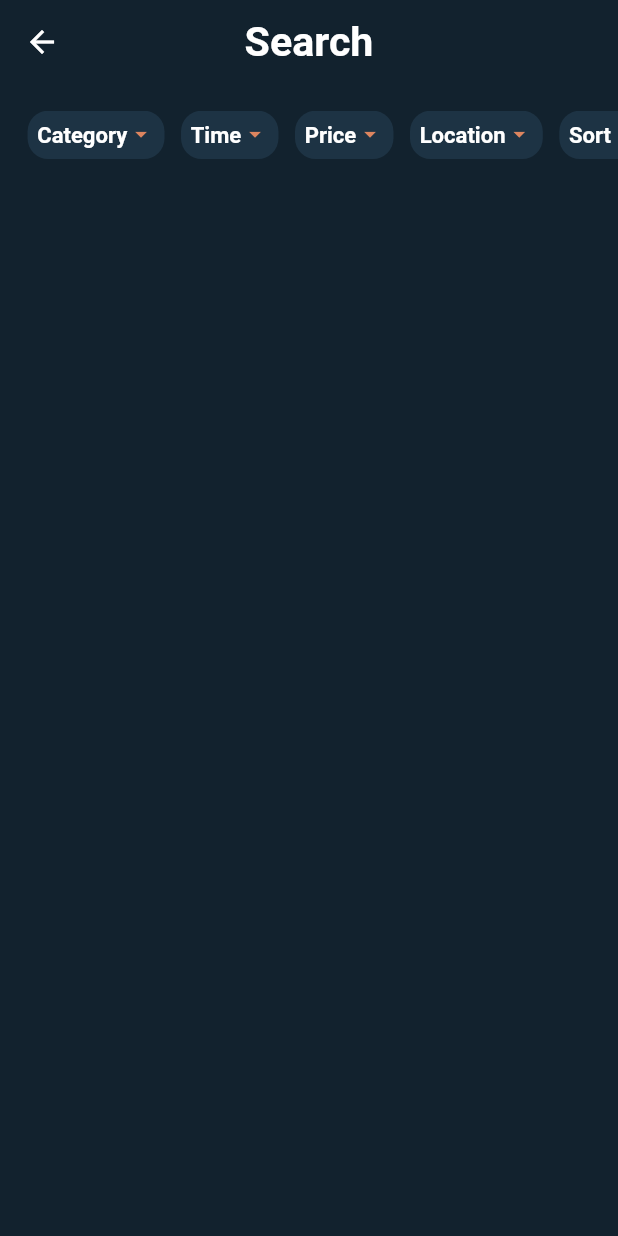
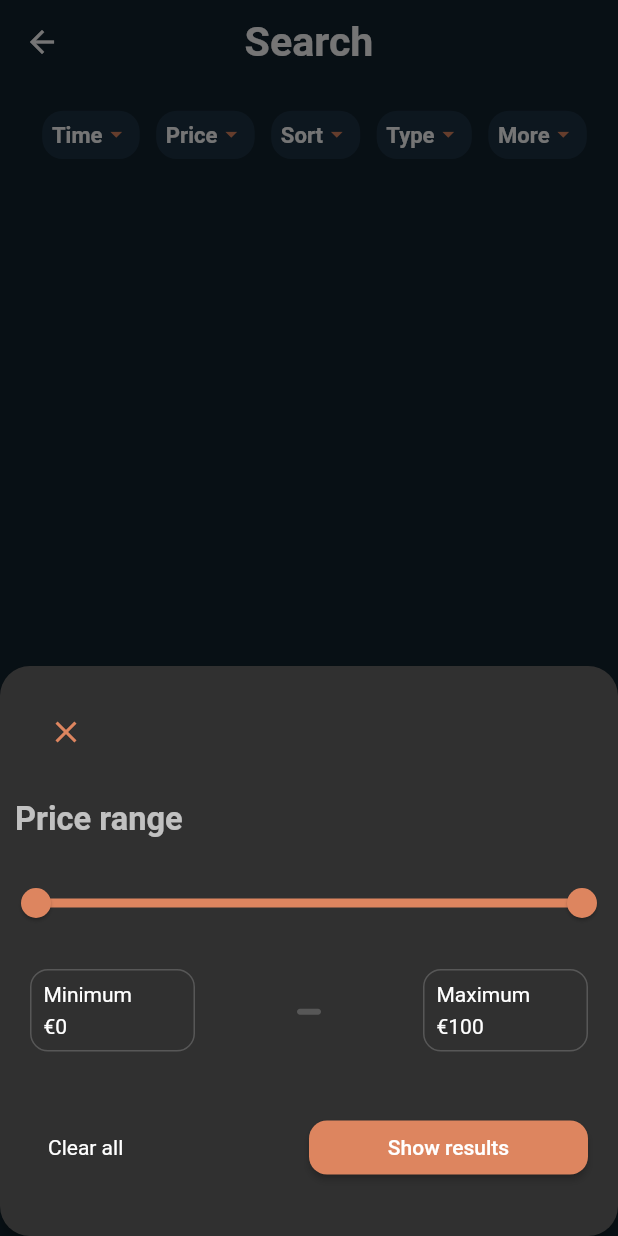
Before and after one commit to Qaiser926/main, a Flutter app: the SearchPage screen opened by its route, after a tap on "Price", on a phone screen of 412 x 824 dp. Run offline on Flutter 3.47's test engine with Material 2 defaults, Android fonts, the phone set to English and light mode, and no system bars; our stand-ins replace carousel_slider, flutter_map, flutter_screenutil, flutter_svg, freezed_annotation, geolocator and 7 more; missing offline and left inert: add_2_calendar, amplify_api, amplify_flutter, instant, maps_launcher; generated files the repository leaves out were written again.

Commit message:
implemented dynamic categorization in appbar

```diff
--- a/lib/config/routes/pages.dart
+++ b/lib/config/routes/pages.dart
@@ -12,6 +12,6 @@ class Pages {
     Routes.homeScreenRoute: (context) => const EventDetail(),
     Routes.detailedEventRoute: (context) => const EventDetail(),
     Routes.favouriteRoute: (context) => const FavouritePage(),
-    Routes.searchRoute: (context) => const SearchPage(),
+    Routes.searchRoute: (context) => SearchPage(),
   };
 }
--- a/lib/core/search/search.dart
+++ b/lib/core/search/search.dart
@@ -37,48 +37,44 @@
 //   }
 // }
 
-import 'dart:convert';
-import 'package:amplify_api/amplify_api.dart';
 import 'package:flutter/material.dart';
+import 'package:provider/provider.dart';
+import '../../utils/services/search_notifier.dart';
+import '../../widgets/filter_related/dropdown_appbar.dart';
 
-import '../../modules/models/favourite_event_and_activity/favourite_events_and_activities.dart';
-
-import '../../utils/services/rest-api/rest_api_service.dart';
-
-import '../../widgets/dropdown_appbar.dart';
-import '../../widgets/splash_screen.dart';
-
-
-class SearchPage extends StatefulWidget {
-  const SearchPage({Key? key}) : super(key: key);
-
-  @override
-  State<SearchPage> createState() => _SearchPageState();
-}
-
-class _SearchPageState extends State<SearchPage>
-    {
-
+class SearchPage extends StatelessWidget {
   late Future<Object> future;
-
-
-  @override
-  void initState() {
-    super.initState();
-
-  }
 
   @override
   Widget build(BuildContext context) {
+    return SafeArea(
+      child: MultiProvider(
+          providers: [
+            // TODO initialize price range with max price
+            ChangeNotifierProvider.value(
+              value: SearchNotifier(priceRange: RangeValues(0, 100)),
+            )
+          ],
+          builder:(context,child){return  Scaffold(
+            primary: true,
+            appBar: DropDownAppBar(context: context, appBarTitle: "Search"),
+            // here the category pictures
+            body: getSearchScreen(),
+          );}),
+    );
+  }
 
-
-              return SafeArea(
-                child: Scaffold(
-                    primary: true,
-                    appBar: DropDownAppBar(context: context, appBarTitle: "Search"),
-                    // here the category pictures
-                    body: SizedBox(height: 100,)),
-              );
-
+  Widget getSearchScreen() {
+    return Consumer<SearchNotifier>(builder: (context, model, child) {
+      if (model.showSearchResults) {
+        // differentiate here between search results (show different screen if nothing was found)
+        return Text("${model.getPriceRange.toString()}");
+      } else {
+        // here the category screen in the beginning
+        return SizedBox(
+          height: 100,
+        );
+      }
+    });
   }
 }
--- /dev/null
+++ b/lib/utils/services/search_notifier.dart
@@ -0,0 +1,47 @@
+import 'package:flutter/cupertino.dart';
+import 'package:flutter/material.dart';
+
+class SearchNotifier extends ChangeNotifier {
+  late RangeValues defaultpriceRange;
+  late RangeValues priceRange;
+  bool defaultSearchResults = false;
+  bool showSearchResults = false;
+
+  bool priceFilterActivated = false;
+  bool showCategoryFilter = false;
+
+
+  SearchNotifier(
+      {required priceRange}){
+    this.priceRange = this.defaultpriceRange = priceRange;
+  }
+
+  RangeValues get getPriceRange => priceRange;
+  bool get getSearchResults => showSearchResults;
+
+
+  void changePriceRange({required RangeValues priceRange}) {
+    this.priceRange = priceRange;
+    showSearchResults = true;
+    priceFilterActivated = true;
+    showCategoryFilter = true;
+
+    notifyListeners();
+  }
+
+    // depreciated
+  void activateShowSearchResults() {
+    showSearchResults = true;
+    notifyListeners();
+  }
+
+  void backToDefault({showCategoryFilterReset = true}){
+    priceRange = defaultpriceRange;
+    showSearchResults = defaultSearchResults;
+    priceFilterActivated = false;
+    if (showCategoryFilterReset){
+      showCategoryFilter = false;
+    }
+    notifyListeners();
+  }
+}
--- a/lib/widgets/dropdown_appbar.dart
+++ /dev/null
@@ -1,29 +0,0 @@
-import 'package:flutter/material.dart';
-import 'package:flutter_screenutil/flutter_screenutil.dart';
-import 'package:othia/widgets/dropdown_bar.dart';
-
-import '../../../config/themes/theme_config.dart';
-import '../../../constants/colors.dart';
-import '../../../utils/ui/ui_utils.dart';
-import 'package:flutter_gen/gen_l10n/app_localizations.dart';
-
-class DropDownAppBar extends AppBar {
-  final String appBarTitle;
-  final BuildContext context;
-
-  DropDownAppBar(
-      {
-        required this.appBarTitle,
-        required this.context,
-        super.key})
-      : super(
-    title: Text(appBarTitle),
-    elevation: 0,
-    bottom: PreferredSize(
-      preferredSize: const Size(double.infinity, 50),
-
-        child: buildDropdownBar(context: context),
-      ),
-
-  );
-}
--- a/lib/widgets/dropdown_bar.dart
+++ /dev/null
@@ -1,77 +0,0 @@
-import 'package:flutter/cupertino.dart';
-import 'package:flutter/material.dart';
-import 'package:flutter_screenutil/flutter_screenutil.dart';
-import 'package:flutter_gen/gen_l10n/app_localizations.dart';
-import 'package:othia/widgets/price_filter.dart';
-import '../utils/ui/ui_utils.dart';
-import 'categorization_filter.dart';
-
-
-// TODO on selected items include counter and give Box colored border, make a class
-SizedBox buildDropdownBar({required BuildContext context}) {
-  final List<Widget> filters = getFilters(context: context);
-  return SizedBox(
-    height: 35.h,
-    // disable color scheme
-    child: ListView.builder(
-      primary: false,
-      shrinkWrap: true,
-      itemCount: filters.length,
-      scrollDirection: Axis.horizontal,
-      itemBuilder: (context, index) {
-        return filters[index];
-      },
-    ),
-  );
-}
-
-
-Widget getFilter({required BuildContext context, required int index, required String heading, required Function onTapFunction}){
-  return GestureDetector(
-    onTap: () => onTapFunction(),
-    child: Container(
-
-      margin:
-      EdgeInsets.only(right: 12.h, left: index == 0 ? 20.h : 0),
-
-      decoration: BoxDecoration(
-        borderRadius: BorderRadius.circular(15.h),
-        color: Theme.of(context).colorScheme.tertiary,),
-      alignment: Alignment.center,
-      child:  Padding(padding: EdgeInsets.all(7.h), child: Row(
-        children: [
-          getCustomFont(
-            text: heading,fontSize:  16.sp, maxLine:
-          1,
-            fontWeight: FontWeight.w600,
-          ),
-          Icon(Icons.arrow_drop_down, size: 20.h,),
-        ],
-      ),),
-    ),
-  );
-}
-
-List <Widget> getFilters({required BuildContext context}) {
-
-  return [getFilter(context: context, index: 0, heading: AppLocalizations.of(context)!.category, onTapFunction: () {return showModal(context: context);}),
-    getFilter(context: context, index: 1, heading: AppLocalizations.of(context)!.time, onTapFunction: () => print("time")),
-    getFilter(context: context, index: 2, heading: AppLocalizations.of(context)!.price, onTapFunction: () => print("price")),
-    getFilter(context: context, index: 3, heading: AppLocalizations.of(context)!.location, onTapFunction: () => print("location")),
-    getFilter(context: context, index: 5, heading: AppLocalizations.of(context)!.sort, onTapFunction: () => print("sort")),
-    getFilter(context: context, index: 4, heading: AppLocalizations.of(context)!.type, onTapFunction: () => print("type")),
-    getFilter(context: context, index: 5, heading: AppLocalizations.of(context)!.additionalFilters, onTapFunction: () => print("addFilter")),
-  ];
-}
-
-Future<dynamic> showModal ({required BuildContext context}){
-  return showModalBottomSheet(
-    elevation: 3,
-      shape: RoundedRectangleBorder(
-          borderRadius: BorderRadius.circular(20.0)),
-      context: context,
-      builder: (context) {
-        return PriceFilter(endValue: 100, startValue: 0,);
-      }
-  );
-}
--- /dev/null
+++ b/lib/widgets/filter_related/dropdown_appbar.dart
@@ -0,0 +1,26 @@
+import 'package:flutter/material.dart';
+import 'package:flutter_screenutil/flutter_screenutil.dart';
+import 'package:othia/widgets/filter_related/dropdown_bar.dart';
+import 'package:provider/provider.dart';
+
+import '../../../../config/themes/theme_config.dart';
+import '../../../../constants/colors.dart';
+import '../../../../utils/ui/ui_utils.dart';
+import 'package:flutter_gen/gen_l10n/app_localizations.dart';
+
+import '../../utils/services/search_notifier.dart';
+
+class DropDownAppBar extends AppBar {
+  final String appBarTitle;
+  final BuildContext context;
+
+  DropDownAppBar({required this.appBarTitle, required this.context, super.key})
+      : super(
+          title: Text(appBarTitle),
+          elevation: 0,
+          bottom: PreferredSize(
+            preferredSize: const Size(double.infinity, 50),
+            child: Consumer<SearchNotifier>(builder: (context, model, child) { return buildDropdownBar(context: context); }),
+          ),
+        );
+}
--- /dev/null
+++ b/lib/widgets/filter_related/dropdown_bar.dart
@@ -0,0 +1,134 @@
+import 'package:flutter/cupertino.dart';
+import 'package:flutter/material.dart';
+import 'package:flutter_screenutil/flutter_screenutil.dart';
+import 'package:flutter_gen/gen_l10n/app_localizations.dart';
+import 'package:othia/widgets/filter_related/price_filter.dart';
+import 'package:othia/widgets/filter_related/time_filter.dart';
+import 'package:provider/provider.dart';
+import '../../utils/services/search_notifier.dart';
+import '../../utils/ui/ui_utils.dart';
+
+// TODO on selected items include counter and give Box colored border, make a class
+SizedBox buildDropdownBar({required BuildContext context}) {
+  // var test = Provider.of<SearchNotifier>(context, listen: false);
+  // test.activateShowSearchResults();
+  final List<Widget> filters = getFilters(context: context);
+  return SizedBox(
+    height: 35.h,
+    // disable color scheme
+    child: ListView.builder(
+      primary: false,
+      shrinkWrap: true,
+      itemCount: filters.length,
+      scrollDirection: Axis.horizontal,
+      itemBuilder: (context, index) {
+        return filters[index];
+      },
+    ),
+  );
+}
+
+Widget getFilter(
+    {required BuildContext context,
+    required int index,
+    required String heading,
+    required Function onTapFunction}) {
+  return GestureDetector(
+    onTap: () => onTapFunction(),
+    child: Container(
+      margin: EdgeInsets.only(right: 12.h, left: index == 0 ? 20.h : 0),
+      decoration: BoxDecoration(
+        borderRadius: BorderRadius.circular(15.h),
+        color: Theme.of(context).colorScheme.tertiary,
+      ),
+      alignment: Alignment.center,
+      child: Padding(
+        padding: EdgeInsets.all(7.h),
+        child: Row(
+          children: [
+            getCustomFont(
+              text: heading,
+              fontSize: 16.sp,
+              maxLine: 1,
+              fontWeight: FontWeight.w600,
+            ),
+            Icon(
+              Icons.arrow_drop_down,
+              size: 20.h,
+            ),
+          ],
+        ),
+      ),
+    ),
+  );
+}
+
+List<Widget> getFilters({required BuildContext context}) {
+  List<Widget> filter = [
+    // index has only effect if it is zero --> all others just 1
+    getFilter(
+        context: context,
+        index: 1,
+        heading: AppLocalizations.of(context)!.price,
+        onTapFunction: () {
+          return priceFilterDialog(context: context);
+
+        }),
+    getFilter(
+        context: context,
+        index: 1,
+        heading: AppLocalizations.of(context)!.sort,
+        onTapFunction: () => print("sort")),
+    getFilter(
+        context: context,
+        index: 1,
+        heading: AppLocalizations.of(context)!.type,
+        onTapFunction: () => print("type")),
+    getFilter(
+        context: context,
+        index: 1,
+        heading: AppLocalizations.of(context)!.additionalFilters,
+        onTapFunction: () => print("addFilter")),
+  ];
+  // only add category if not in start screen
+  if (Provider.of<SearchNotifier>(context, listen: false).showCategoryFilter) {
+    filter.insert(0, getFilter(
+        context: context,
+        index: 1,
+        heading: AppLocalizations.of(context)!.time,
+        onTapFunction: () {
+          return TimeFilterDialog(context: context);
+        }),);
+    filter.insert(0, getFilter(
+        context: context,
+        index: 0,
+        heading: AppLocalizations.of(context)!.category,
+        onTapFunction: () {
+          return;
+        }),);
+  } else {
+    filter.insert(0,getFilter(
+        context: context,
+        index: 0,
+        heading: AppLocalizations.of(context)!.time,
+        onTapFunction: () {
+          return TimeFilterDialog(context: context);
+        }),);
+  }
+  return filter;
+}
+
+
+
+Future<dynamic> TimeFilterDialog({required BuildContext context}) {
+  return showModalBottomSheet(
+      elevation: 3,
+      shape: RoundedRectangleBorder(borderRadius: BorderRadius.circular(20.0)),
+      context: context,
+      builder: (context) {
+        return Container(
+          height: 380,
+          child: TimeFilter(),
+        );
+      });
+}
--- /dev/null
+++ b/lib/widgets/filter_related/get_reset_apply_filter.dart
@@ -0,0 +1,39 @@
+import 'package:flutter/cupertino.dart';
+import 'package:flutter/material.dart';
+import 'package:provider/provider.dart';
+import 'package:flutter_gen/gen_l10n/app_localizations.dart';
+import '../../utils/services/search_notifier.dart';
+
+Widget getShowResultsButton(
+    {required BuildContext context, required RangeValues values, required Function function, required Map<Symbol,dynamic> functionArguments}) {
+  return Row(
+    mainAxisAlignment: MainAxisAlignment.spaceBetween,
+    children: [
+      Expanded(
+          flex: 1,
+          child: GestureDetector(
+              onTap: () {
+                Provider.of<SearchNotifier>(context, listen: false)
+                    .backToDefault();
+                Navigator.of(context, rootNavigator: true).pop();
+              },
+              child: Container(
+                padding: EdgeInsets.all(12),
+                child: Text(AppLocalizations.of(context)!.clearAll),
+              ))),
+      Expanded(
+          flex: 1,
+          child: ElevatedButton(
+              style: ButtonStyle(
+                  shape: MaterialStateProperty.all<RoundedRectangleBorder>(
+                      RoundedRectangleBorder(
+                          borderRadius: BorderRadius.circular(12.0)))),
+              child: Text(AppLocalizations.of(context)!.showResults),
+              onPressed: () {
+                Function.apply(
+                    function, [], functionArguments);
+                Navigator.of(context, rootNavigator: true).pop();
+              })),
+    ],
+  );
+}
--- /dev/null
+++ b/lib/widgets/filter_related/price_filter.dart
@@ -0,0 +1,134 @@
+import 'package:flutter/material.dart';
+import 'package:othia/utils/ui/ui_utils.dart';
+import 'package:provider/provider.dart';
+import 'package:typicons_flutter/typicons_flutter.dart';
+import 'package:flutter_gen/gen_l10n/app_localizations.dart';
+import '../../utils/services/search_notifier.dart';
+import 'get_reset_apply_filter.dart';
+
+Future<dynamic> priceFilterDialog({required BuildContext context}) {
+  var test = Provider.of<SearchNotifier>(context, listen: false);
+  return showModalBottomSheet(
+      elevation: 3,
+      shape: RoundedRectangleBorder(borderRadius: BorderRadius.circular(20.0)),
+      context: context,
+      builder: (_) {
+        return MultiProvider(
+          providers: [
+            ChangeNotifierProvider.value(
+              value: test,
+            )
+          ],
+          child: Container(
+            height: 380,
+            child: PriceFilter(context: context,endValue: 100),
+          ),
+        );
+      });
+}
+
+class PriceFilter extends StatefulWidget {
+  final double startValue = 0;
+  final double endValue;
+  BuildContext context;
+
+  PriceFilter(
+      {super.key, required this.endValue, required BuildContext this.context});
+
+  @override
+  State<PriceFilter> createState() =>
+      _PriceFilterState(endValue: endValue, context: this.context);
+}
+
+class _PriceFilterState extends State<PriceFilter> {
+  late RangeValues _values;
+
+  _PriceFilterState({required endValue, required BuildContext context}) {
+    _values = Provider.of<SearchNotifier>(context, listen: false).getPriceRange;
+  }
+
+  @override
+  Widget build(BuildContext context) {
+    return Column(
+      children: [
+        Padding(
+            padding: EdgeInsets.all(20),
+            child: Row(
+                mainAxisAlignment: MainAxisAlignment.start,
+                children: [CloseButton()])),
+        Padding(
+            padding: EdgeInsets.fromLTRB(10, 0, 20, 20),
+            child: Row(mainAxisAlignment: MainAxisAlignment.start, children: [
+              Text(
+                AppLocalizations.of(context)!.priceRangeDescription,
+                style: Theme.of(context).textTheme.headline2,
+              )
+            ])),
+        RangeSlider(
+            values: _values,
+            min: 0,
+            max: widget.endValue,
+            onChanged: (RangeValues values) {
+              setState(() {
+                if (values.end - values.start <= 3) {
+                  if (widget.endValue - values.end <= 3) {
+                    _values = RangeValues(widget.endValue, widget.endValue);
+                  }
+                  if (values.end - widget.startValue <= 3) {
+                    _values = RangeValues(widget.startValue, widget.startValue);
+                  } else {
+                    _values = values;
+                  }
+                } else {
+                  _values = values;
+                }
+              });
+            }),
+        Padding(
+          padding: EdgeInsets.all(20),
+          child: Row(
+            mainAxisAlignment: MainAxisAlignment.spaceBetween,
+            children: [
+              getPriceBox(
+                  context: context,
+                  header: AppLocalizations.of(context)!.minimum,
+                  price: _values.start.round()),
+              Icon(Typicons.minus, color: Theme.of(context).highlightColor),
+              getPriceBox(
+                  context: context,
+                  header: AppLocalizations.of(context)!.maximum,
+                  price: _values.end.round()),
+            ],
+          ),
+        ),
+        Padding(
+          padding: EdgeInsets.all(20),
+          child: getShowResultsButton(context: context, values: _values, function: Provider.of<SearchNotifier>(context, listen: false)
+              .changePriceRange, functionArguments: {
+          #priceRange: RangeValues(_values.start.roundToDouble(),
+          _values.end.roundToDouble())}),
+        )
+      ],
+    );
+  }
+}
+
+Widget getPriceBox(
+    {required BuildContext context,
+    required String header,
+    required int price}) {
+  return Container(
+    width: 110,
+    decoration: BoxDecoration(
+        border: Border.all(
+          color: Theme.of(context).highlightColor,
+        ),
+        borderRadius: BorderRadius.all(Radius.circular(12))),
+    padding: EdgeInsets.all(8),
+    child: Column(
+      mainAxisAlignment: MainAxisAlignment.center,
+      crossAxisAlignment: CrossAxisAlignment.start,
+      children: [Text(header), getVerSpace(5), Text("€${price}")],
+    ),
+  );
+}
```
Also changed, not shown: assets/i18n/app_de.arb (+8 -1 lines), assets/i18n/app_en.arb (+9 -1 lines), lib/widgets/filter_related/time_filter.dart (added, +63 -0 lines), lib/widgets/price_filter.dart (deleted, +0 -91 lines).
